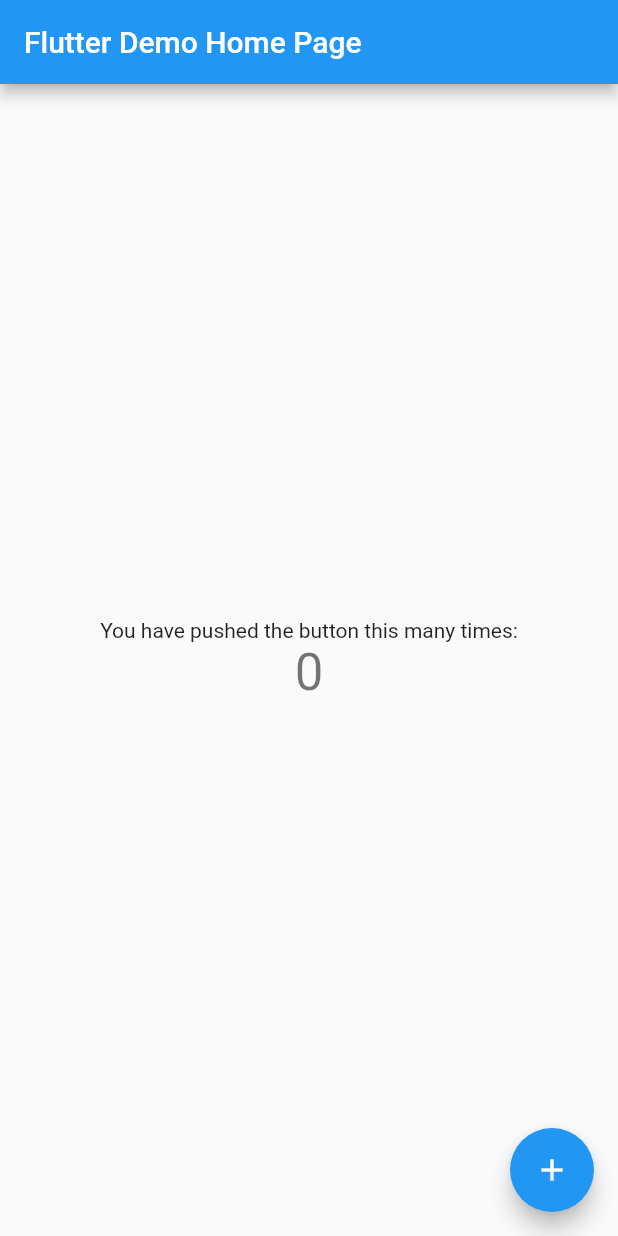
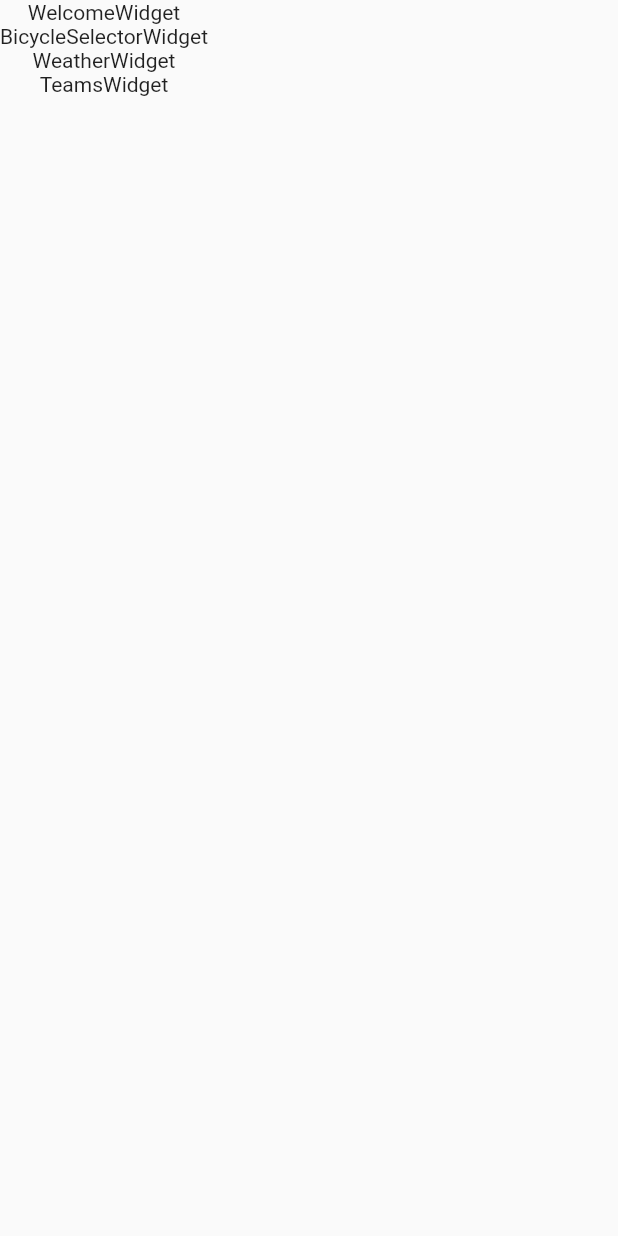
Before and after one commit to I-sty/bee-cycle_flutter, a Flutter app: the screen it shows after launch, on a phone screen of 412 x 824 dp. Run offline on Flutter 3.47's test engine with Material 2 defaults, Android fonts, the phone set to English and light mode, and no system bars.

Commit message:
Created new folder structure (#2)

```diff
--- /dev/null
+++ b/lib/features/bicycle_selector_widget/bicycle_selector_widget.dart
@@ -0,0 +1,11 @@
+import 'package:flutter/material.dart';
+
+class BicycleSelectorWidget extends StatelessWidget {
+  const BicycleSelectorWidget({Key? key}) : super(key: key);
+
+  @override
+  Widget build(BuildContext context) {
+    return const Text("BicycleSelectorWidget");
+  }
+
+}
--- /dev/null
+++ b/lib/features/teams_widget/teams_widget.dart
@@ -0,0 +1,11 @@
+import 'package:flutter/material.dart';
+
+class TeamsWidget extends StatelessWidget {
+  const TeamsWidget({Key? key}) : super(key: key);
+
+  @override
+  Widget build(BuildContext context) {
+    return const Text("TeamsWidget");
+  }
+
+}
--- /dev/null
+++ b/lib/features/weather_widget/weather_widget.dart
@@ -0,0 +1,11 @@
+import 'package:flutter/material.dart';
+
+class WeatherWidget extends StatelessWidget {
+  const WeatherWidget({Key? key}) : super(key: key);
+
+  @override
+  Widget build(BuildContext context) {
+    return const Text("WeatherWidget");
+  }
+
+}
--- /dev/null
+++ b/lib/features/welcome_widget/welcome_widget.dart
@@ -0,0 +1,11 @@
+import 'package:flutter/material.dart';
+
+class WelcomeWidget extends StatelessWidget {
+  const WelcomeWidget({Key? key}) : super(key: key);
+
+  @override
+  Widget build(BuildContext context) {
+    return const Text("WelcomeWidget");
+  }
+
+}
--- a/lib/main.dart
+++ b/lib/main.dart
@@ -1,4 +1,9 @@
 import 'package:flutter/material.dart';
+
+import 'features/bicycle_selector_widget/bicycle_selector_widget.dart';
+import 'features/teams_widget/teams_widget.dart';
+import 'features/weather_widget/weather_widget.dart';
+import 'features/welcome_widget/welcome_widget.dart';
 
 void main() {
   runApp(const MyApp());
@@ -32,15 +37,6 @@ class MyApp extends StatelessWidget {
 class MyHomePage extends StatefulWidget {
   const MyHomePage({Key? key, required this.title}) : super(key: key);
 
-  // This widget is the home page of your application. It is stateful, meaning
-  // that it has a State object (defined below) that contains fields that affect
-  // how it looks.
-
-  // This class is the configuration for the state. It holds the values (in this
-  // case the title) provided by the parent (in this case the App widget) and
-  // used by the build method of the State. Fields in a Widget subclass are
-  // always marked "final".
-
   final String title;
 
   @override
@@ -48,68 +44,20 @@ class MyHomePage extends StatefulWidget {
 }
 
 class _MyHomePageState extends State<MyHomePage> {
-  int _counter = 0;
-
-  void _incrementCounter() {
-    setState(() {
-      // This call to setState tells the Flutter framework that something has
-      // changed in this State, which causes it to rerun the build method below
-      // so that the display can reflect the updated values. If we changed
-      // _counter without calling setState(), then the build method would not be
-      // called again, and so nothing would appear to happen.
-      _counter++;
-    });
-  }
 
   @override
   Widget build(BuildContext context) {
-    // This method is rerun every time setState is called, for instance as done
-    // by the _incrementCounter method above.
-    //
-    // The Flutter framework has been optimized to make rerunning build methods
-    // fast, so that you can just rebuild anything that needs updating rather
-    // than having to individually change instances of widgets.
+
     return Scaffold(
-      appBar: AppBar(
-        // Here we take the value from the MyHomePage object that was created by
-        // the App.build method, and use it to set our appbar title.
-        title: Text(widget.title),
+      body: Column(
+        mainAxisAlignment: MainAxisAlignment.start,
+        children: const <Widget>[
+          WelcomeWidget(),
+          BicycleSelectorWidget(),
+          WeatherWidget(),
+          TeamsWidget(),
+        ],
       ),
-      body: Center(
-        // Center is a layout widget. It takes a single child and positions it
-        // in the middle of the parent.
-        child: Column(
-          // Column is also a layout widget. It takes a list of children and
-          // arranges them vertically. By default, it sizes itself to fit its
-          // children horizontally, and tries to be as tall as its parent.
-          //
-          // Invoke "debug painting" (press "p" in the console, choose the
-          // "Toggle Debug Paint" action from the Flutter Inspector in Android
-          // Studio, or the "Toggle Debug Paint" command in Visual Studio Code)
-          // to see the wireframe for each widget.
-          //
-          // Column has various properties to control how it sizes itself and
-          // how it positions its children. Here we use mainAxisAlignment to
-          // center the children vertically; the main axis here is the vertical
-          // axis because Columns are vertical (the cross axis would be
-          // horizontal).
-          mainAxisAlignment: MainAxisAlignment.center,
-          children: <Widget>[
-            const Text(
-              'You have pushed the button this many times:',
-            ),
-            Text(
-              '$_counter',
-              style: Theme.of(context).textTheme.headline4,
-            ),
-          ],
-        ),
-      ),
-      floatingActionButton: FloatingActionButton(
-        onPressed: _incrementCounter,
-        tooltip: 'Increment',
-        child: const Icon(Icons.add),
-      ), // This trailing comma makes auto-formatting nicer for build methods.
     );
   }
 }
```
Also changed, not shown: 1 other file.
